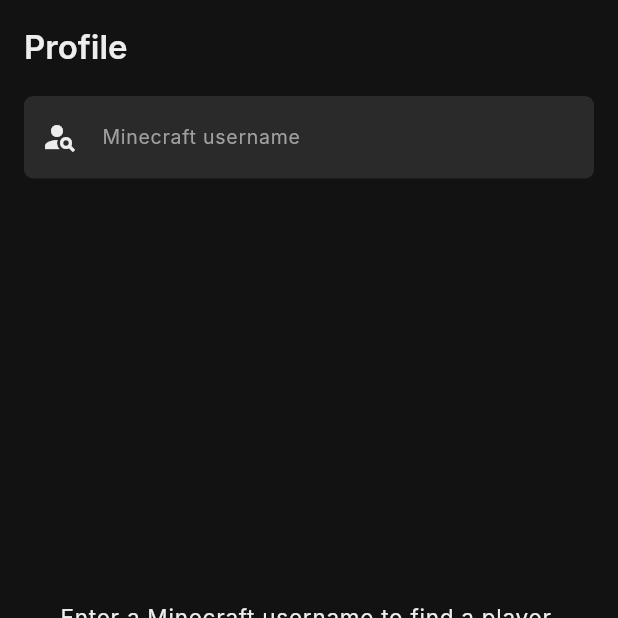
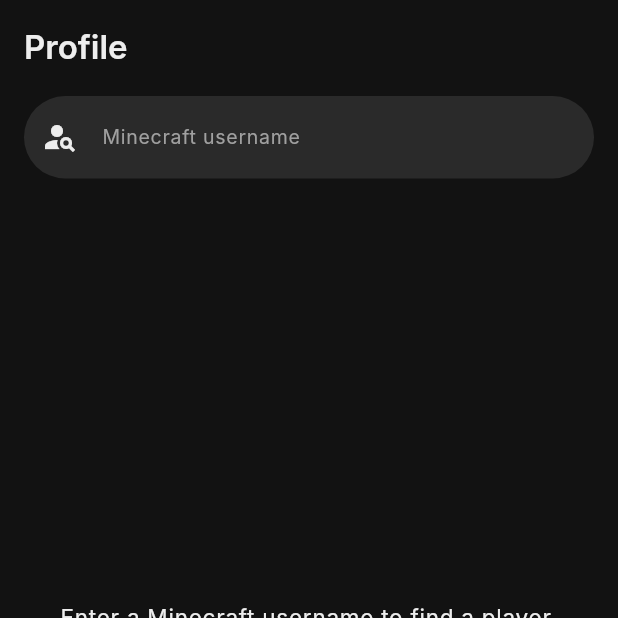
Before and after one commit to PetitAros/hypixel-tracker-flutter, a Flutter app: the screen it shows after launch, on a phone screen of 412 x 824 dp, the top half of it. Run offline on Flutter 3.47's test engine with Material 3 defaults, Android fonts, the phone set to English and light mode, and no system bars; our stand-ins replace hive_ce, hive_ce_flutter; accounts and stored records are empty; network calls fail; Roboto replaces fonts that are missing (Inter).

Commit message:
style: round borders

```diff
--- a/lib/core/theme/app_theme.dart
+++ b/lib/core/theme/app_theme.dart
@@ -51,7 +51,7 @@
   static const sm = BorderRadius.all(Radius.circular(6));
   static const md = BorderRadius.all(Radius.circular(12));
   static const lg = BorderRadius.all(Radius.circular(20));
-  static const pill = BorderRadius.all(Radius.circular(999));
+  static const xl = BorderRadius.all(Radius.circular(28));
 }
 
 // ---------------------------------------------------------------------------
@@ -137,7 +137,7 @@
       cardTheme: CardThemeData(
         color: AppColors.surfaceVariant,
         elevation: 0,
-        shape: RoundedRectangleBorder(borderRadius: AppRadius.md),
+        shape: RoundedRectangleBorder(borderRadius: AppRadius.lg),
         margin: const EdgeInsets.symmetric(
           horizontal: AppSpacing.md,
           vertical: AppSpacing.sm,
@@ -153,7 +153,7 @@
             horizontal: AppSpacing.lg,
             vertical: AppSpacing.sm,
           ),
-          shape: RoundedRectangleBorder(borderRadius: AppRadius.sm),
+          shape: RoundedRectangleBorder(borderRadius: AppRadius.lg),
         ),
       ),
 
@@ -162,7 +162,7 @@
         fillColor: AppColors.surfaceVariant,
         contentPadding: const EdgeInsets.all(AppSpacing.md),
         border: OutlineInputBorder(
-          borderRadius: AppRadius.sm,
+          borderRadius: AppRadius.xl,
           borderSide: BorderSide.none,
         ),
         hintStyle: AppTextStyles.textTheme.bodyMedium,
```
